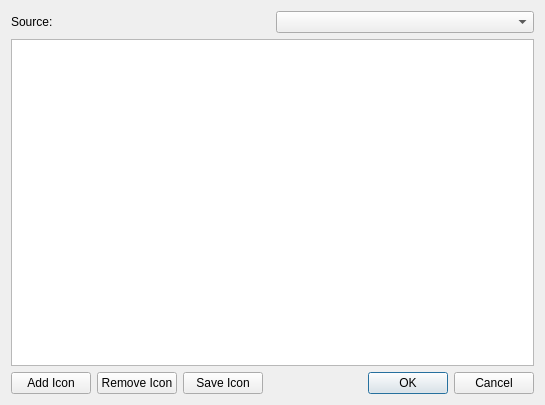
Before: the Qt Designer form src/stitchicon.ui in iPenguin/CrochetCharts, drawn with Qt 5.
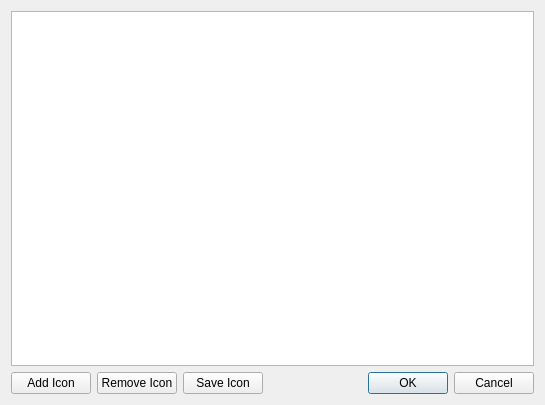
After: the same form once the commit is applied.

Commit message: Populate the icon list

```diff
--- a/src/stitchicon.ui
+++ b/src/stitchicon.ui
@@ -15,24 +15,23 @@
   </property>
   <layout class="QVBoxLayout" name="verticalLayout">
    <item>
-    <layout class="QHBoxLayout" name="horizontalLayout_2">
-     <property name="topMargin">
-      <number>0</number>
+    <widget class="QListWidget" name="iconList">
+     <property name="editTriggers">
+      <set>QAbstractItemView::NoEditTriggers</set>
      </property>
-     <item>
-      <widget class="QLabel" name="label">
-       <property name="text">
-        <string>Source:</string>
-       </property>
-      </widget>
-     </item>
-     <item>
-      <widget class="QComboBox" name="sourceSet"/>
-     </item>
-    </layout>
-   </item>
-   <item>
-    <widget class="QListWidget" name="iconList"/>
+     <property name="iconSize">
+      <size>
+       <width>32</width>
+       <height>32</height>
+      </size>
+     </property>
+     <property name="resizeMode">
+      <enum>QListView::Adjust</enum>
+     </property>
+     <property name="sortingEnabled">
+      <bool>true</bool>
+     </property>
+    </widget>
    </item>
    <item>
     <layout class="QHBoxLayout" name="horizontalLayout">
```
The commit also changes 2 other files.
